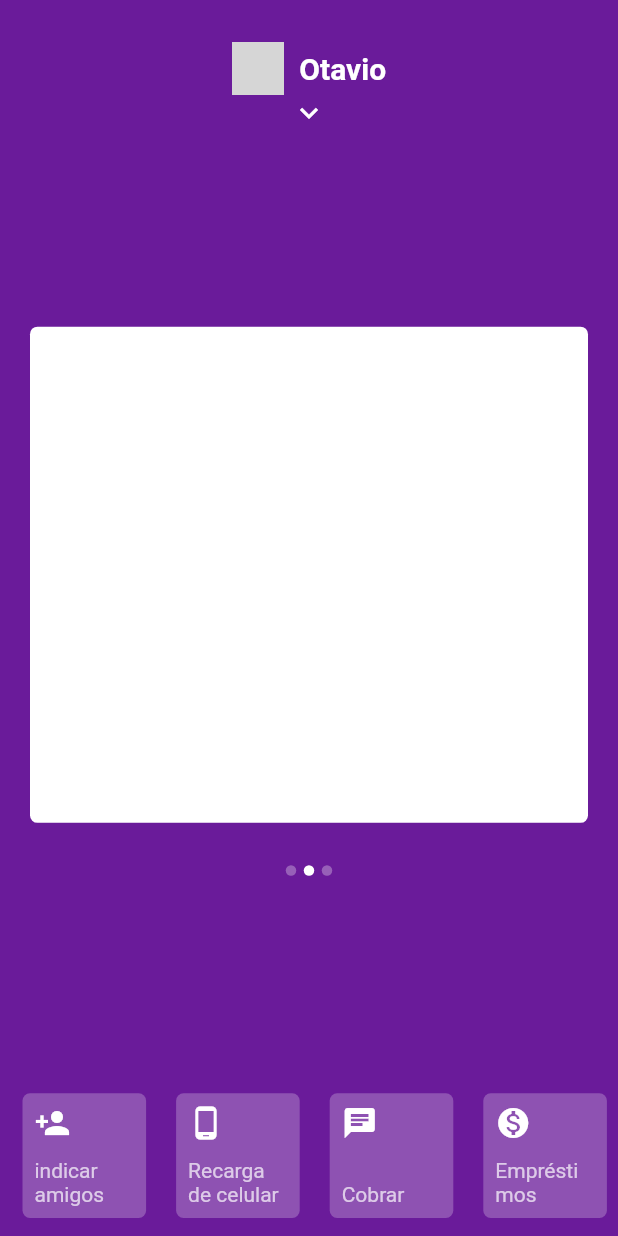
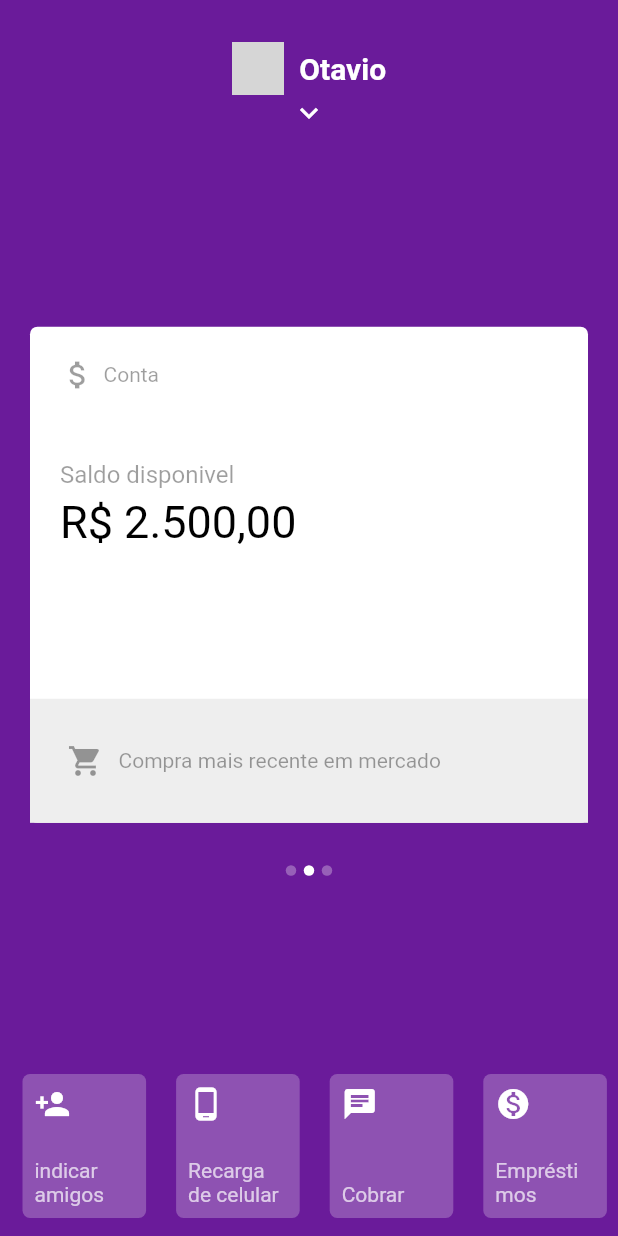
Before and after one commit to hipolitotata/flutter-nubank-clone, a Flutter app: the screen it shows after launch, swiped to page 2, on a phone screen of 412 x 824 dp. Run offline on Flutter 3.47's test engine with Material 2 defaults, Android fonts, the phone set to English and light mode, and no system bars; network calls fail; grey boxes are pictures that could not be loaded.

Commit message:
finnally app

```diff
--- a/lib/pages/home_page.dart
+++ b/lib/pages/home_page.dart
@@ -46,7 +46,7 @@ class _HomePageState extends State<HomePage> {
                 setState(() {
                   _showMenu = !_showMenu;
                   _yPosition =
-                      _showMenu ? _screenHeigth * .75 : _screenHeigth * .24;
+                      _showMenu ? _screenHeigth * .85 : _screenHeigth * .24;
                 });
               }),
           MenuApp(showMenu: _showMenu, top: _screenHeigth * .17),
@@ -56,7 +56,7 @@ class _HomePageState extends State<HomePage> {
                 setState(() => _currentIndex = index);
               },
               onPanUpdate: (details) {
-                double positionBottomLimit = _screenHeigth * .75;
+                double positionBottomLimit = _screenHeigth * .85;
                 double positionTopLimit = _screenHeigth * .24;
                 double midlePosition = positionBottomLimit - positionTopLimit;
 
--- /dev/null
+++ b/lib/pages/widgets/cards/second_card.dart
@@ -0,0 +1,93 @@
+import 'package:flutter/material.dart';
+
+class SecondCard extends StatelessWidget {
+  @override
+  Widget build(BuildContext context) {
+    return Column(
+      mainAxisAlignment: MainAxisAlignment.spaceBetween,
+      children: <Widget>[
+        Expanded(
+          flex: 3,
+          child: Container(
+            child: Row(
+              children: <Widget>[
+                Expanded(
+                    child: Column(
+                  children: <Widget>[
+                    Padding(
+                      padding: const EdgeInsets.all(20),
+                      child: Row(
+                        children: <Widget>[
+                          Icon(
+                            Icons.attach_money,
+                            color: Colors.black38,
+                          ),
+                          SizedBox(width: 5),
+                          Text(
+                            'Conta',
+                            style:
+                                TextStyle(fontSize: 14, color: Colors.black38),
+                          )
+                        ],
+                      ),
+                    ),
+                    SizedBox(height: 5),
+                    Padding(
+                      padding: const EdgeInsets.all(20),
+                      child: Container(
+                        width: double.infinity,
+                        child: Column(
+                          crossAxisAlignment: CrossAxisAlignment.start,
+                          children: <Widget>[
+                            Text(
+                              'Saldo disponivel',
+                              style: TextStyle(
+                                  fontWeight: FontWeight.normal,
+                                  fontSize: 16,
+                                  color: Colors.black38),
+                            ),
+                            SizedBox(height: 5),
+                            Text(
+                              'R\$ 2.500,00',
+                              style: TextStyle(
+                                  fontSize: 30, color: Colors.black),
+                            ),
+                          ],
+                        ),
+                      ),
+                    )
+                  ],
+                )),
+              ],
+            ),
+          ),
+        ),
+        Expanded(
+          flex: 1,
+          child: Container(
+            color: Colors.grey[200],
+            child: Padding(
+              padding: const EdgeInsets.symmetric(horizontal: 25),
+              child: Row(
+                children: <Widget>[
+                  Icon(
+                    Icons.shopping_cart,
+                    color: Colors.black38,
+                  ),
+                  SizedBox(width: 10),
+                  FittedBox(
+                    fit: BoxFit.contain,
+                    child: Text(
+                      'Compra mais recente em mercado',
+                      style: TextStyle(color: Colors.black38, fontSize: 14),
+                    ),
+                  ),
+                ],
+              ),
+            ),
+          ),
+        ),
+      ],
+    );
+  }
+}
--- a/lib/pages/widgets/menu_bottom/index.dart
+++ b/lib/pages/widgets/menu_bottom/index.dart
@@ -15,7 +15,7 @@ class MenuBottomApp extends StatelessWidget {
       bottom: !showMenu ? MediaQuery.of(context).padding.bottom : 0,
       left: 0,
       right: 0,
-      height: MediaQuery.of(context).size.height * .13,
+      height: 120,
       child: IgnorePointer(
         ignoring: showMenu ? true : false,
         child: Container(
--- a/lib/pages/widgets/page_view/page_view.dart
+++ b/lib/pages/widgets/page_view/page_view.dart
@@ -1,6 +1,8 @@
 import 'package:flutter/cupertino.dart';
 import 'package:nubank_flutter/pages/widgets/cards/card_app.dart';
 import 'package:nubank_flutter/pages/widgets/cards/first_card.dart';
+import 'package:nubank_flutter/pages/widgets/cards/second_card.dart';
+import 'package:nubank_flutter/pages/widgets/cards/three_card.dart';
 
 class PageViewApp extends StatelessWidget {
   @override
@@ -29,8 +31,8 @@ class PageViewApp extends StatelessWidget {
                 physics: BouncingScrollPhysics(),
                 children: <Widget>[
                   CardApp(child: FirstCard()),
-                  CardApp(),
-                  CardApp()
+                  CardApp(child: SecondCard()),
+                  CardApp(child: ThreeCard())
                 ])));
   }
 }
```
Also changed, not shown: lib/pages/widgets/cards/first_card.dart (+7 -4 lines), lib/pages/widgets/cards/three_card.dart (added, +57 -0 lines).
